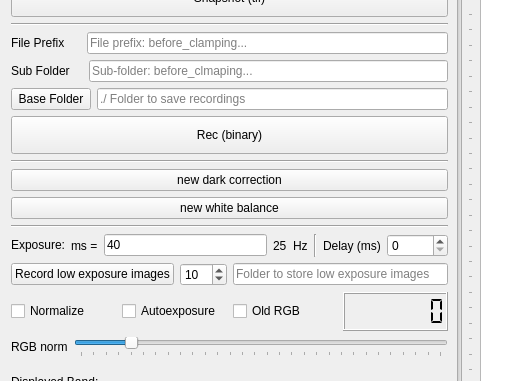
Old version of the form mainwindow.ui in the repository IMSY-DKFZ/xilens; both pictures show x 0 to 528 and y 166 to 547 of the 681 by 823 pixel window.
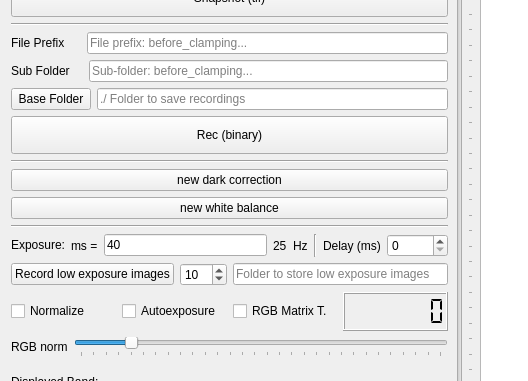
New version of the form. Icons and pictures are not drawn.

Commit message: T28933 Changed name of Checkbox OldRGB to rgbMatrixTransformationCheckBox.

Diff of the .ui file:
```diff
--- a/mainwindow.ui
+++ b/mainwindow.ui
@@ -153,7 +153,7 @@
              <string/>
             </property>
             <property name="placeholderText">
-             <string>Sub-folder: before_clmaping...</string>
+             <string>Sub-folder: before_clamping...</string>
             </property>
            </widget>
           </item>
@@ -370,7 +370,7 @@
           <item>
            <widget class="QCheckBox" name="OldRGB">
             <property name="text">
-             <string>Old RGB</string>
+             <string>RGB Matrix T.</string>
             </property>
             <property name="checked">
              <bool>false</bool>
```
Left out of the diff: 2 changed lines with no effect on the pictures.
